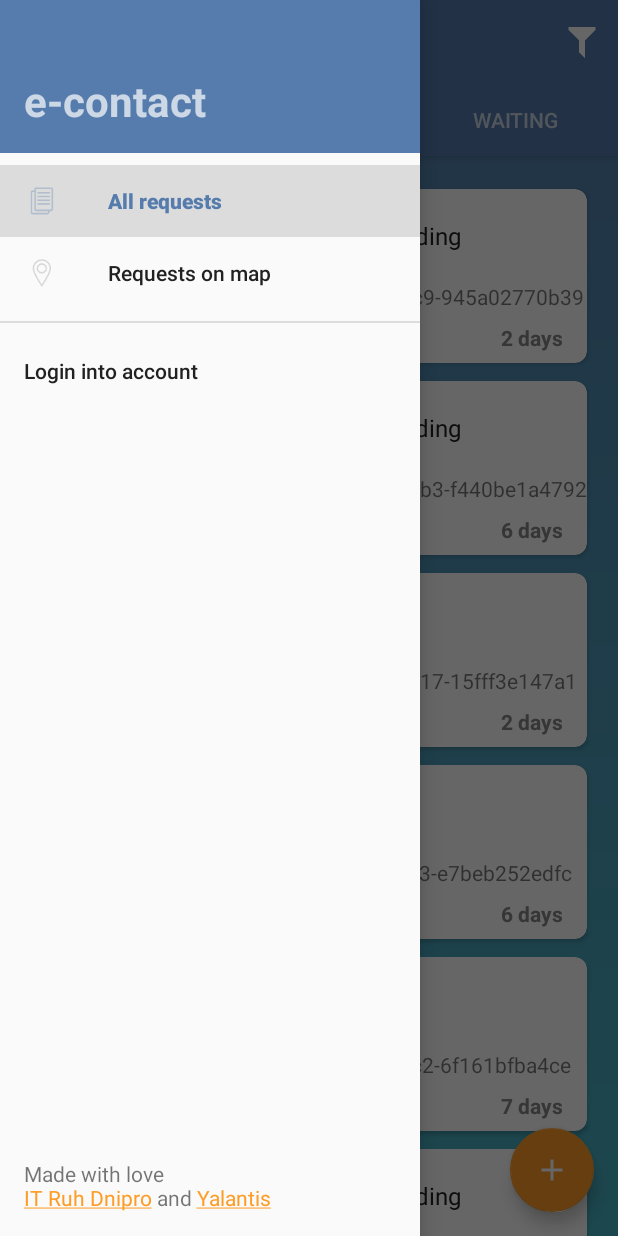
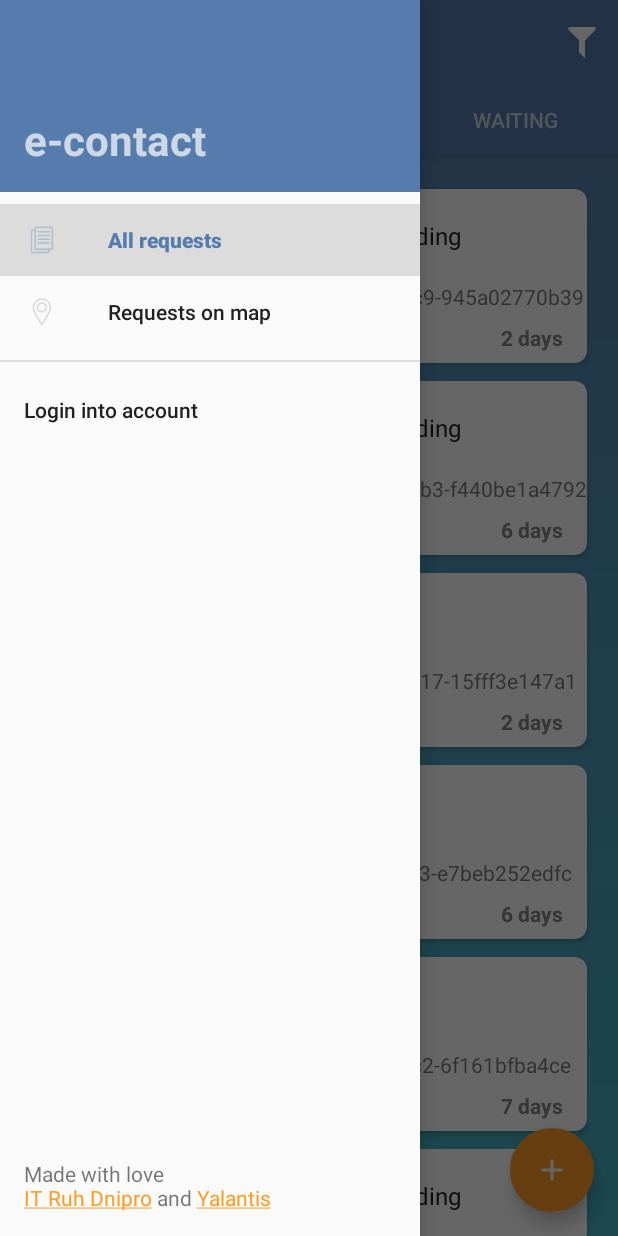
Before and after one commit to Bringoff/YalantisTask1, an Android app: the screen it shows after launch (RequestListActivity), with the side drawer open, on a phone screen of 412 x 824 dp. Run offline under Robolectric (Android 15) with nearby library versions, the phone set to English and light mode, and no system bars.

Commit message:
Drawer header size fix

```diff
--- a/app/src/main/res/values/dimens.xml
+++ b/app/src/main/res/values/dimens.xml
@@ -21,6 +21,6 @@
     <dimen name="fab_margin">16dp</dimen>
     <dimen name="drawer_logo_text_size">28dp</dimen>
     <dimen name="drawer_logo_left_padding">16dp</dimen>
-    <dimen name="drawer_logo_top_padding">48dp</dimen>
+    <dimen name="drawer_logo_top_padding">74dp</dimen>
     <dimen name="drawer_logo_bottom_padding">16dp</dimen>
 </resources>
```
Also changed, not shown: 1 other file.
